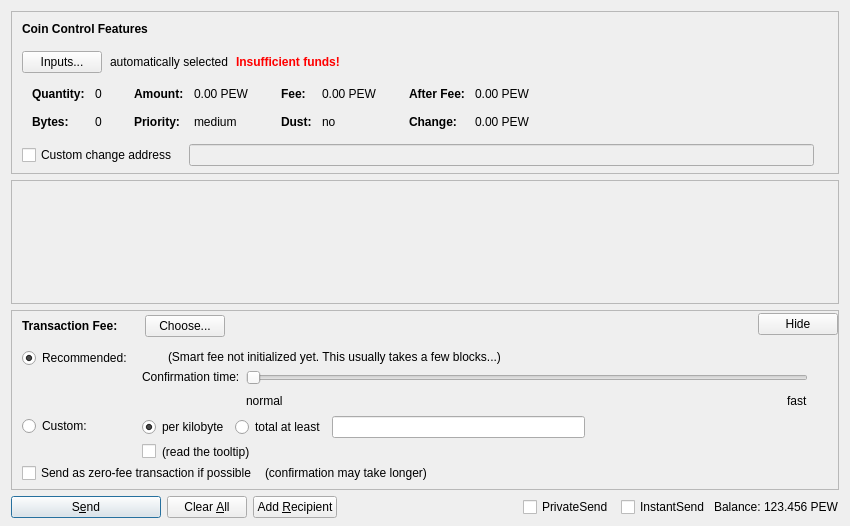
This is src/qt/forms/sendcoinsdialog.ui in twachikku/brofist as Qt 5 draws it before an edit. The edited form follows.
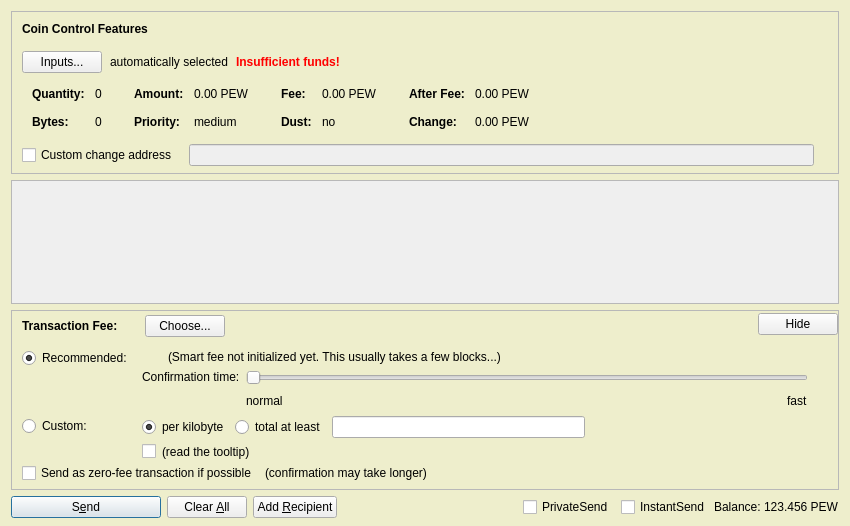
This is the edited form. Custom widgets are drawn as their Qt base class.

The edit to the form file:
```diff
--- a/src/qt/forms/sendcoinsdialog.ui
+++ b/src/qt/forms/sendcoinsdialog.ui
@@ -13,6 +13,14 @@
   <property name="windowTitle">
    <string>Send Coins</string>
   </property>
+  <property name="autoFillBackground">
+   <bool>false</bool>
+  </property>
+  <property name="styleSheet">
+   <string notr="true">QDialog#SendCoinsDialog {
+   background-color: #eeeecc;
+    }</string>
+  </property>
   <layout class="QVBoxLayout" name="verticalLayout" stretch="0,1,0,0">
    <property name="bottomMargin">
     <number>8</number>
```
